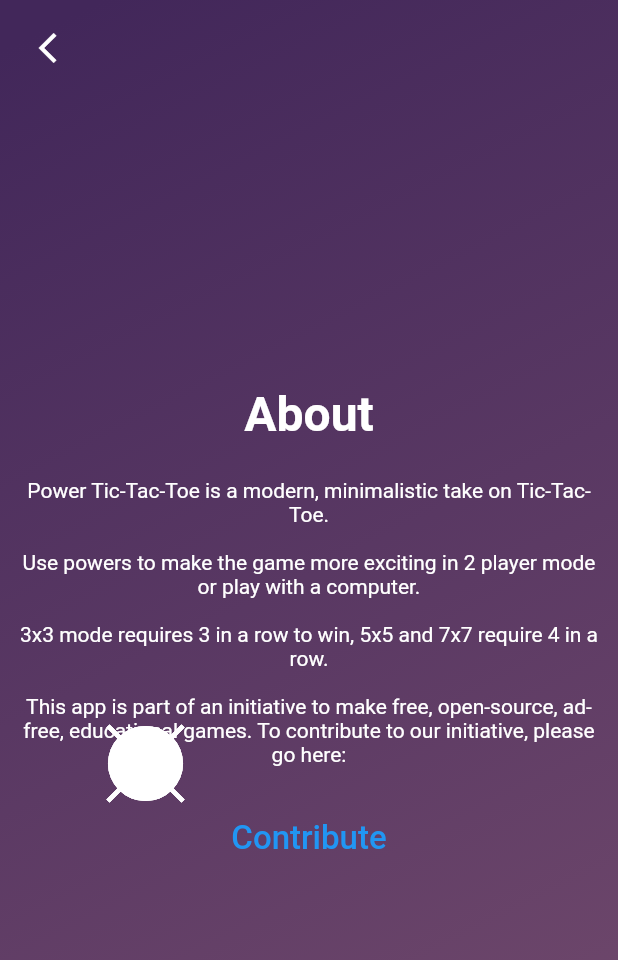
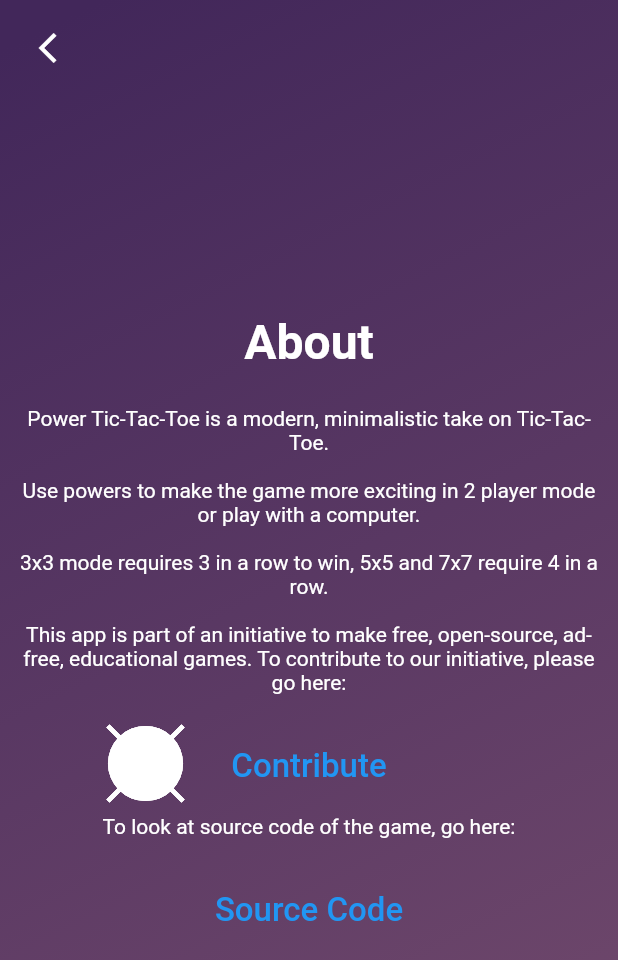
Before and after one commit to deven98/power_tic_tac_toe, a Flutter app: the AboutScreen screen opened directly, on a phone screen of 412 x 824 dp. Shown: the top 960 px of the screen. Run offline on Flutter 3.47's test engine with Material 2 defaults, Android fonts, the phone set to English and light mode, and no system bars; our stand-ins replace google_fonts.

Commit message:
added about us screen

```diff
--- a/lib/game_ui/about_screen.dart
+++ b/lib/game_ui/about_screen.dart
@@ -83,6 +83,31 @@ This app is part of an initiative to make free, open-source, ad-free, educationa
               ),
             ),
           ),
+          Center(
+            child: Padding(
+              padding: const EdgeInsets.all(8.0),
+              child: Text(
+                '''
+To look at source code of the game, go here:
+              ''',
+                style: TextStyle(
+                  color: Colors.white,
+                ),
+                textAlign: TextAlign.center,
+              ),
+            ),
+          ),
+          Center(
+            child: TextButton(
+              onPressed: () {
+                launch('https://github.com/deven98/power_tic_tac_toe');
+              },
+              child: Text(
+                'Source Code',
+                style: TextStyle(fontSize: 22.0),
+              ),
+            ),
+          ),
         ],
       ),
     );
```
